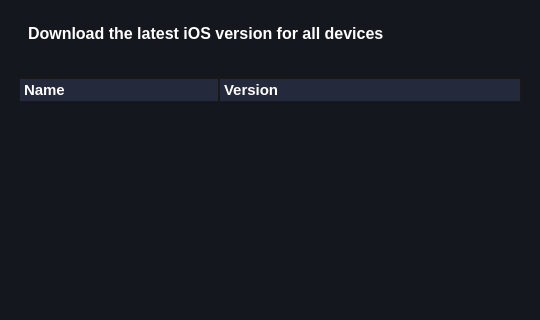
The window that UI/_dm.ui (i0nsec/iFirmware-Toolkit) describes before a commit, drawn with Qt 5; both pictures show x 0 to 540 and y 0 to 320 of the 540 by 466 pixel window.
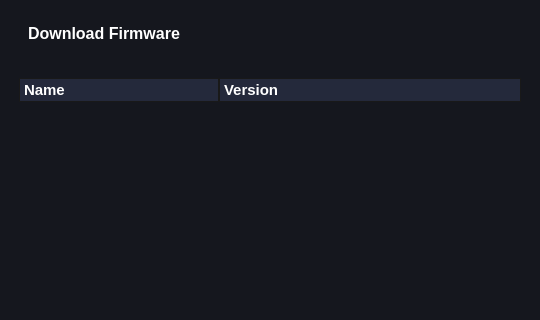
The same window after the commit.

Diff of the .ui file:
```diff
--- a/UI/_dm.ui
+++ b/UI/_dm.ui
@@ -458,6 +458,7 @@
       <property name="font">
        <font>
         <pointsize>12</pointsize>
+        <weight>75</weight>
         <bold>true</bold>
        </font>
       </property>
@@ -467,7 +468,7 @@
 margin-left: 15px;</string>
       </property>
       <property name="text">
-       <string>Download the latest iOS version for all devices</string>
+       <string>Download Firmware</string>
       </property>
      </widget>
     </item>
```
Left out of the diff: 9 changed lines with no effect on the pictures.
